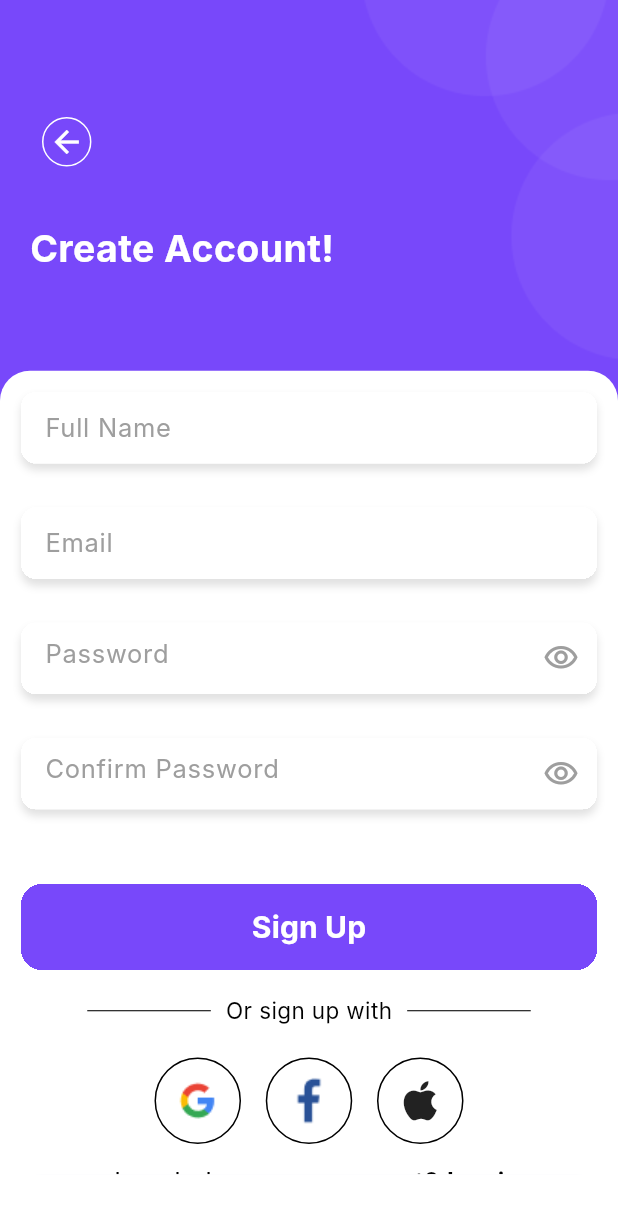
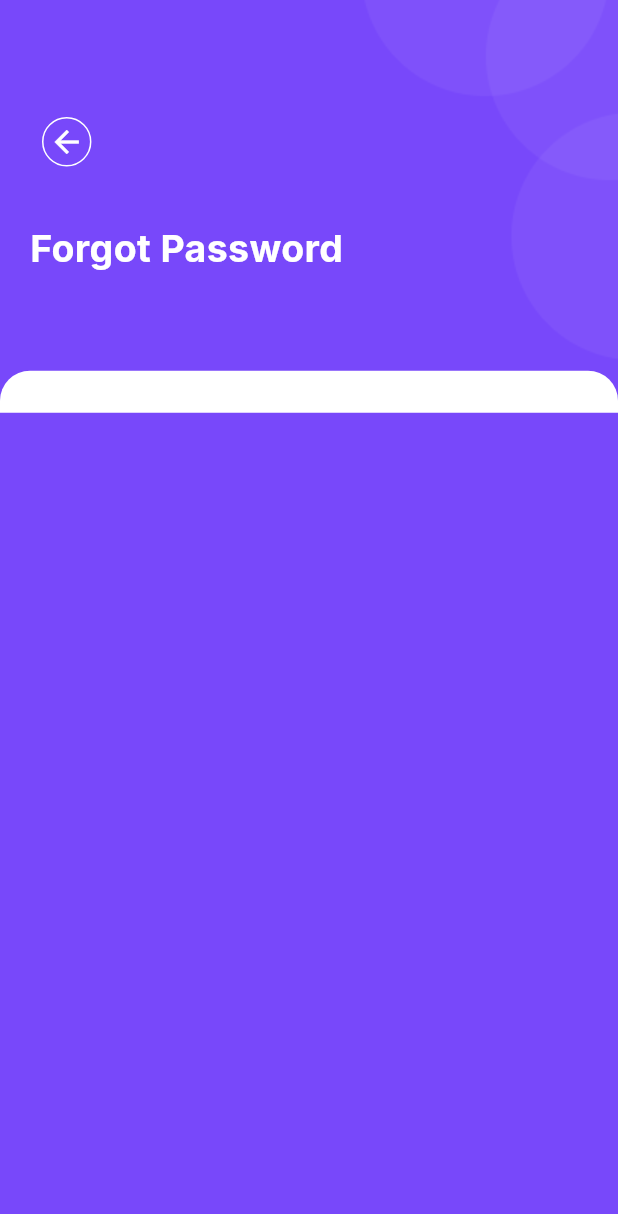
Before and after one commit to YousefElkholy22/swarms-mobile, a Flutter app: the screen it shows after launch, on a phone screen of 412 x 824 dp. Shown: the top 1214 px of the screen. Run offline on Flutter 3.47's test engine with Material 3 defaults, Android fonts, the phone set to English and light mode, and no system bars; our stand-ins replace another_flushbar, dio, flutter_bloc, flutter_screenutil, flutter_secure_storage, flutter_svg and 9 more; accounts and stored records are empty; Roboto replaces fonts that are missing (Inter).

Commit message:
create forget password layout & convert widget to classes

```diff
--- a/lib/app.dart
+++ b/lib/app.dart
@@ -1,3 +1,4 @@
+import 'package:evnto/features/authentcation/view/pages/forget_password_screen.dart';
 import 'package:evnto/features/authentcation/view/pages/login_screen.dart';
 import 'package:evnto/features/authentcation/view/pages/register_screen.dart';
 import 'core/localization/generated/l10n.dart';
@@ -31,7 +32,7 @@ class MyApp extends StatelessWidget {
         scrollBehavior: ScrollConfiguration.of(context).copyWith(
           physics: const BouncingScrollPhysics(),
         ),
-        home: const RegisterScreen(),
+        home: const ForgetPasswordScreen(),
       ),
     );
   }
--- a/lib/features/authentcation/view/components/auth_background_design.dart
+++ b/lib/features/authentcation/view/components/auth_background_design.dart
@@ -3,13 +3,20 @@ import 'package:evnto/core/styles/app_colors.dart';
 import 'package:evnto/core/styles/app_fonts.dart';
 import 'package:flutter/material.dart';
 
-Widget buildAuthBackground(
-  BuildContext context, {
-  required List<Widget> widgets,
-  required String title,
-  required VoidCallback fun,
-}) =>
-    Column(
+class AuthLayout extends StatelessWidget {
+  const AuthLayout(
+      {super.key,
+      required this.fun,
+      required this.title,
+      required this.widgets});
+
+  final VoidCallback fun;
+  final String title;
+  final List<Widget> widgets;
+
+  @override
+  Widget build(BuildContext context) {
+    return Column(
       children: [
         Stack(
           children: [
@@ -71,3 +78,5 @@ Widget buildAuthBackground(
         )
       ],
     );
+  }
+}
--- a/lib/features/authentcation/view/components/input_form.dart
+++ b/lib/features/authentcation/view/components/input_form.dart
@@ -2,20 +2,34 @@ import 'package:evnto/core/styles/app_colors.dart';
 import 'package:evnto/core/styles/app_fonts.dart';
 import 'package:flutter/material.dart';
 
-Widget buildInputForm(
-  BuildContext context, {
+// ignore: must_be_immutable
+class InputForm extends StatelessWidget {
+  InputForm({
+    super.key,
+    required this.controller,
+    required this.validate,
+    required this.hint,
+    required this.type,
+    required this.width,
+    this.suffix,
+    this.height,
+    required this.isPassword,
+  });
+
   Color backgroundColor =
-      const Color.from(red: 250, green: 250, blue: 250, alpha: 1),
-  required TextEditingController controller,
-  required Function validate,
-  required String hint,
-  required TextInputType type,
-  required double width,
-  bool isPassword = false,
-  Widget? suffix,
-  double? height,
-}) =>
-    Container(
+      const Color.from(red: 250, green: 250, blue: 250, alpha: 1);
+  final TextEditingController controller;
+  final Function validate;
+  final String hint;
+  final TextInputType type;
+  final double width;
+  bool isPassword = false;
+  Widget? suffix;
+  double? height;
+
+  @override
+  Widget build(BuildContext context) {
+    return Container(
       height: height,
       width: width,
       clipBehavior: Clip.hardEdge,
@@ -57,3 +71,5 @@ Widget buildInputForm(
         ),
       ),
     );
+  }
+}
--- /dev/null
+++ b/lib/features/authentcation/view/pages/forget_password_screen.dart
@@ -0,0 +1,20 @@
+import 'package:evnto/core/styles/app_colors.dart';
+import 'package:evnto/features/authentcation/view/components/auth_background_design.dart';
+import 'package:flutter/material.dart';
+
+class ForgetPasswordScreen extends StatefulWidget {
+  const ForgetPasswordScreen({super.key});
+
+  @override
+  State<ForgetPasswordScreen> createState() => _ForgetPasswordScreenState();
+}
+
+class _ForgetPasswordScreenState extends State<ForgetPasswordScreen> {
+  @override
+  Widget build(BuildContext context) {
+    return Scaffold(
+      backgroundColor: AppColors.purple,
+      body: AuthLayout(widgets: const [], title: "Forgot Password", fun: () {}),
+    );
+  }
+}
--- a/lib/features/authentcation/view/pages/register_screen.dart
+++ b/lib/features/authentcation/view/pages/register_screen.dart
@@ -38,30 +38,33 @@ class _RegisterScreenState extends State<RegisterScreen> {
       body: SingleChildScrollView(
         physics: const BouncingScrollPhysics(),
         // back ground layout
-        child: buildAuthBackground(
-          context,
+        child: AuthLayout(
           title: 'Create Account!',
           fun: () {},
           widgets: [
-            buildInputForm(context,
+            InputForm(
               controller: nameController,
               validate: (String value) {},
               hint: "Full Name",
               type: TextInputType.name,
-                width: double.infinity),
+              width: double.infinity,
+              isPassword: false,
+            ),
             SizedBox(
               height: context.height * 0.035,
             ),
-            buildInputForm(context,
+            InputForm(
               controller: emailController,
               validate: (String value) {},
               hint: "Email",
               type: TextInputType.emailAddress,
-                width: double.infinity),
+              width: double.infinity,
+              isPassword: false,
+            ),
             SizedBox(
               height: context.height * 0.035,
             ),
-            buildInputForm(context,
+            InputForm(
                 isPassword: isPassword,
                 controller: passwordController,
                 validate: (String value) {},
@@ -83,7 +86,7 @@ class _RegisterScreenState extends State<RegisterScreen> {
             SizedBox(
               height: context.height * 0.035,
             ),
-            buildInputForm(context,
+            InputForm(
                 isPassword: isPassword,
                 controller: confirmPasswordController,
                 validate: (String value) {},
```
Also changed, not shown: lib/features/authentcation/view/pages/login_screen.dart (+11 -10 lines). Lines whose indentation alone changed are shown as unchanged.
